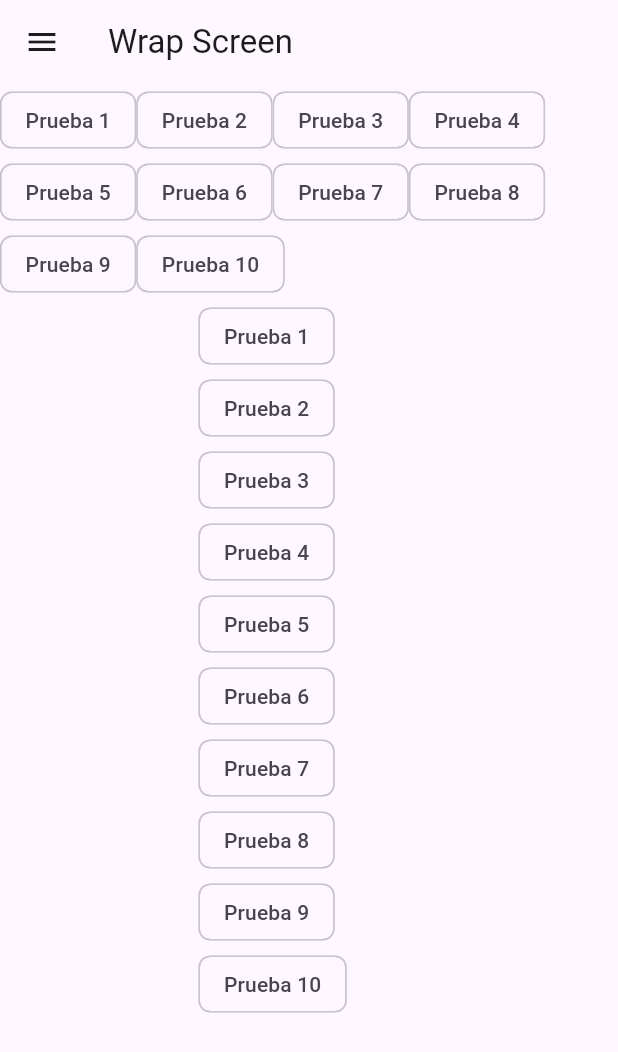
After one commit to vinher/ComponentsApp, a Flutter app: the WrapScreen screen opened directly, on a phone screen of 412 x 824 dp. The commit adds this screen. Shown: the top 1052 px of the screen. Run offline on Flutter 3.47's test engine with Material 3 defaults, Android fonts, the phone set to English and light mode, and no system bars.

Commit message:
wrap screen

```diff
--- a/lib/components/menu_lateral.dart
+++ b/lib/components/menu_lateral.dart
@@ -4,6 +4,7 @@ import 'package:navigation_drawer/screens/columns_rows_screen.dart';
 import 'package:navigation_drawer/screens/expanded_screen.dart';
 import 'package:navigation_drawer/screens/safe_area_screen.dart';
 import 'package:navigation_drawer/screens/texts_screens.dart';
+import 'package:navigation_drawer/screens/wrap_screen.dart';
 
 class MenuLateral extends StatelessWidget {
   const MenuLateral({
@@ -54,6 +55,13 @@ class MenuLateral extends StatelessWidget {
               Navigator.push(context,MaterialPageRoute(builder: (context)=> const ExpandedScreen()));
             },
           ),
+          ListTile(
+            title: const Text('Wrap'),
+            leading: const Icon(Icons.abc_rounded),
+            onTap: (){
+              Navigator.push(context,MaterialPageRoute(builder: (context)=> const WrapScreen()));
+            },
+          ),
         ],
       ),
     );
--- /dev/null
+++ b/lib/screens/wrap_screen.dart
@@ -0,0 +1,52 @@
+import 'package:flutter/material.dart';
+import 'package:navigation_drawer/components/menu_lateral.dart';
+
+class WrapScreen extends StatelessWidget {
+  const WrapScreen({super.key});
+
+  @override
+  Widget build(BuildContext context) {
+    return Scaffold(
+      appBar: AppBar(title: const Text("Wrap Screen")),
+      drawer: const MenuLateral(),
+      body: const SingleChildScrollView(
+        child: Column(
+          children: [
+            Wrap(
+              children: [
+                Chip(label: Text("Prueba 1")),
+                Chip(label: Text("Prueba 2")),
+                Chip(label: Text("Prueba 3")),
+                Chip(label: Text("Prueba 4")),
+                Chip(label: Text("Prueba 5")),
+                Chip(label: Text("Prueba 6")),
+                Chip(label: Text("Prueba 7")),
+                Chip(label: Text("Prueba 8")),
+                Chip(label: Text("Prueba 9")),
+                Chip(label: Text("Prueba 10")),
+
+              ],
+            ),
+            Wrap(
+              direction: Axis.vertical,
+              children: [
+                Chip(label: Text("Prueba 1")),
+                Chip(label: Text("Prueba 2")),
+                Chip(label: Text("Prueba 3")),
+                Chip(label: Text("Prueba 4")),
+                Chip(label: Text("Prueba 5")),
+                Chip(label: Text("Prueba 6")),
+                Chip(label: Text("Prueba 7")),
+                Chip(label: Text("Prueba 8")),
+                Chip(label: Text("Prueba 9")),
+                Chip(label: Text("Prueba 10")),
+
+              ],
+            ),
+          ],
+        ),
+
+      ),
+    );
+  }
+}
```
